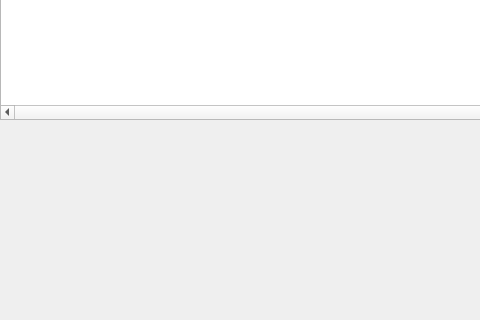
First picture: the form in main.ui, repository Kokande/homework-yan, before the edit; both pictures show x 0 to 480 and y 480 to 800 of the 1000 by 800 pixel window.
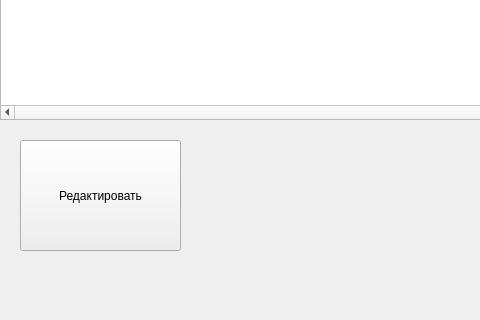
Second picture: the form after the edit.

```diff
--- a/main.ui
+++ b/main.ui
@@ -110,6 +110,19 @@
      </property>
     </column>
    </widget>
+   <widget class="QPushButton" name="button">
+    <property name="geometry">
+     <rect>
+      <x>20</x>
+      <y>620</y>
+      <width>161</width>
+      <height>111</height>
+     </rect>
+    </property>
+    <property name="text">
+     <string>Редактировать</string>
+    </property>
+   </widget>
   </widget>
   <widget class="QMenuBar" name="menubar">
    <property name="geometry">
```
